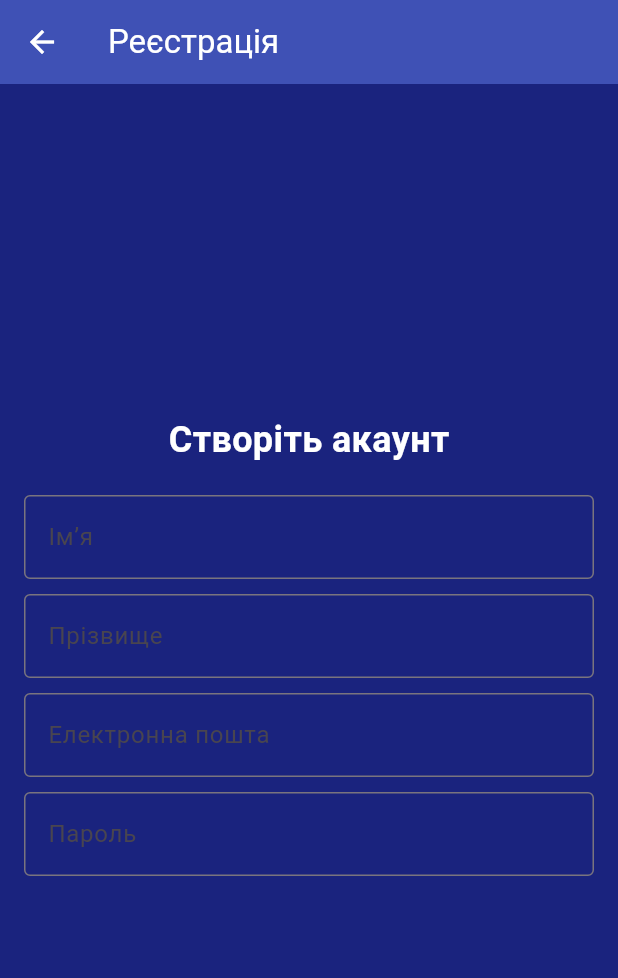
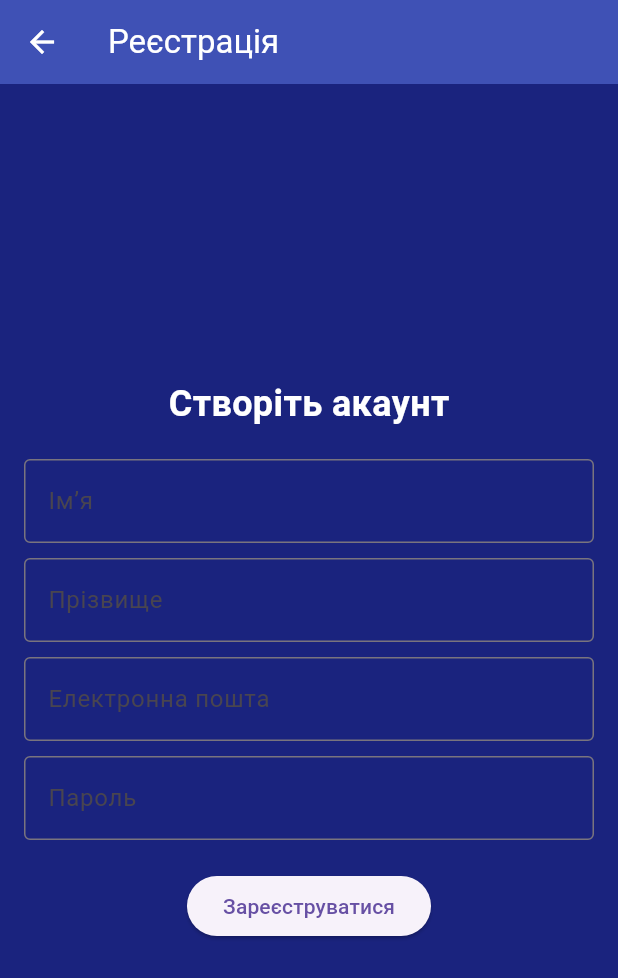
Before and after one commit to vitalii615/flutter_lab1, a Flutter app: the RegistrationScreen screen opened directly, on a phone screen of 412 x 824 dp. Shown: the top 978 px of the screen. Run offline on Flutter 3.47's test engine with Material 3 defaults, Android fonts, the phone set to English and light mode, and no system bars.

Commit message:
add custom button in registration_screen.dart to return login_screen

```diff
--- a/lib/screens/registration_screen.dart
+++ b/lib/screens/registration_screen.dart
@@ -29,6 +29,12 @@ class RegistrationScreen extends StatelessWidget {
             const SizedBox(height: 10),
             const CustomTextField(hintText: 'Пароль', isPassword: true),
             const SizedBox(height: 20),
+            CustomButton(
+              text: 'Зареєструватися',
+              onPressed: () {
+                Navigator.pop(context); // Повернення до екрану логіну
+              },
+            ),
           ],
         ),
       ),
```
